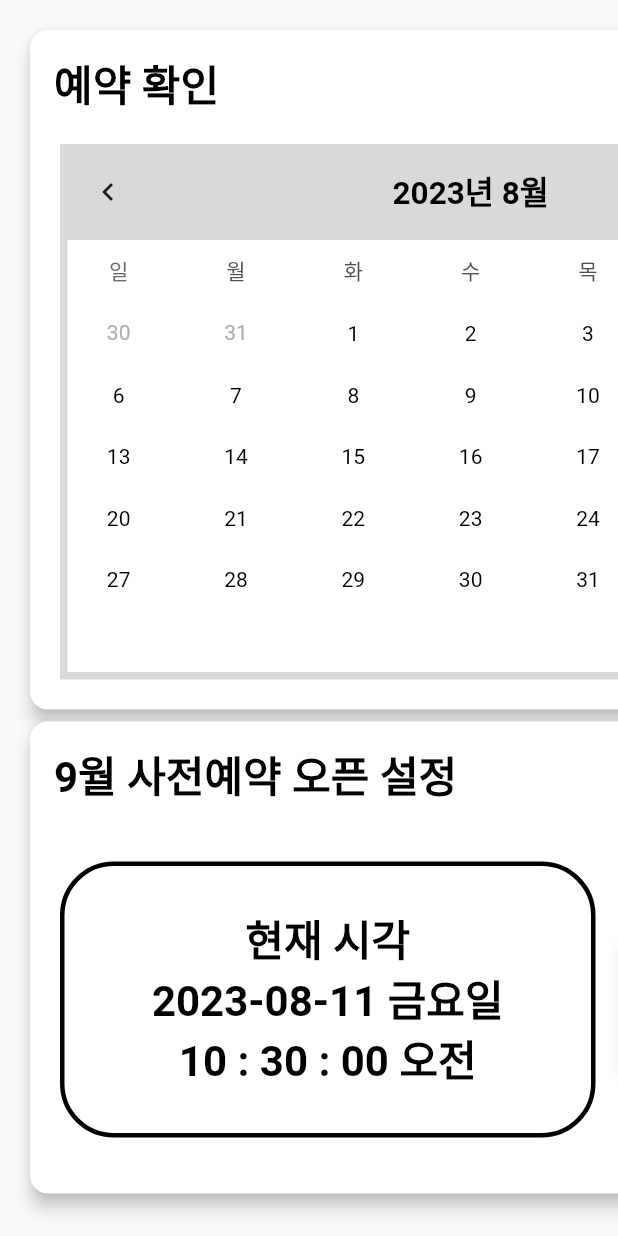
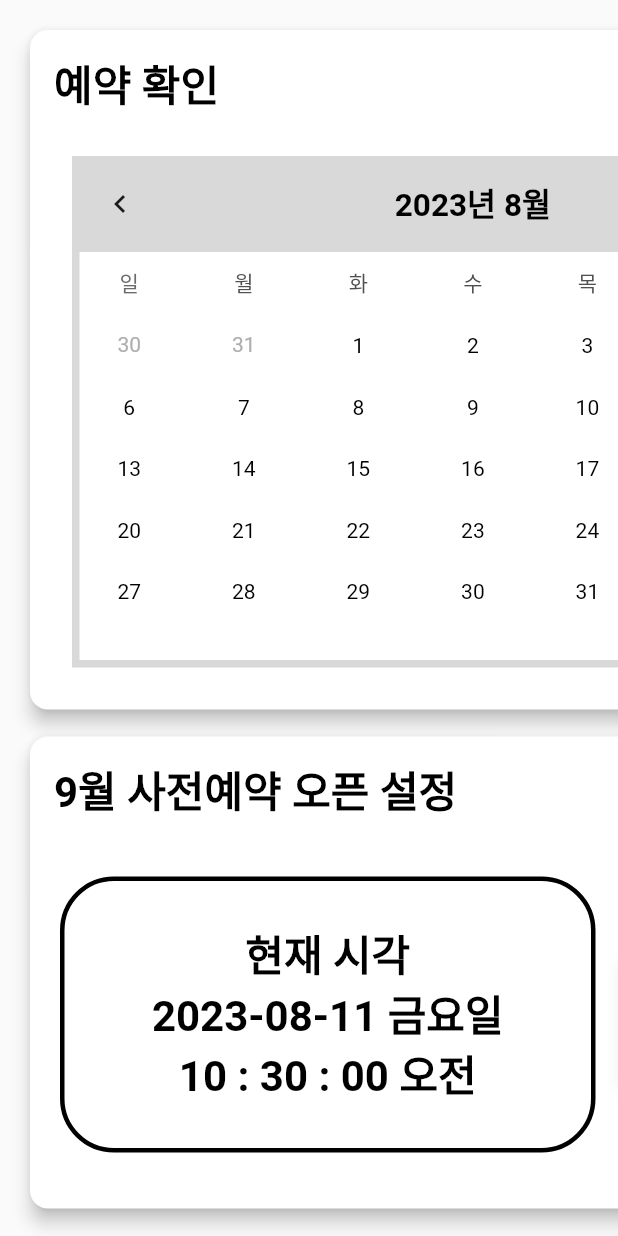
Before and after one commit to kumoh42/futsal-front, a Flutter app: the ReservationStatusScreen widget shown alone on an empty page, opened directly, on a phone screen of 412 x 824 dp. Run offline on Flutter 3.47's test engine with Material 2 defaults, Android fonts, the phone set to English and light mode, and no system bars; drawn by our look-alikes of table_calendar; our stand-ins replace dio, flutter_dotenv, flutter_riverpod, flutter_secure_storage, go_router, retrofit and 1 more; missing offline and left inert: universal_html; accounts and stored records are empty; generated files the repository leaves out were written again; network calls fail; statements that could not run were skipped.

Commit message:
[FIX] Padding 및 SizedBox 추가

```diff
--- a/flutter_front/lib/reservation_status/view/reservation_status_screen.dart
+++ b/flutter_front/lib/reservation_status/view/reservation_status_screen.dart
@@ -19,6 +19,9 @@ class ReservationStatusScreen extends StatelessWidget {
               child: ReservationStatusView(),
             ),
             SizedBox(
+              height: 10,
+            ),
+            SizedBox(
               height: kContainerHeightSize * 0.7,
               child: ReservationSettingView(),
             ),
--- a/flutter_front/lib/reservation_status/view/reservation_status_view.dart
+++ b/flutter_front/lib/reservation_status/view/reservation_status_view.dart
@@ -23,7 +23,9 @@ class ReservationStatusView extends ConsumerWidget {
           child: LayoutBuilder(builder: (context, constraints) {
             final width = constraints.maxWidth;
             final height = constraints.maxHeight;
-            return Center(
+            return Padding(
+              padding: const EdgeInsets.all(8.0),
+              child: Center(
                 child: Row(
                   children: [
                     Expanded(
@@ -40,6 +42,9 @@ class ReservationStatusView extends ConsumerWidget {
                         ),
                       ),
                     ),
+                    const SizedBox(
+                      width: 10,
+                    ),
                     Expanded(
                       child: CustomContainer(
                         height: height,
@@ -50,13 +55,16 @@ class ReservationStatusView extends ConsumerWidget {
                         boarderWidth: kBorderSideWidth * 10,
                         child: ReservationStateList(
                           state: viewmodel.statusState,
-                        reservationStatusList: viewmodel.reservationStatusList,
-                        onCancelClicked: (entity) => viewmodel.cancelReservationStatus(context, entity),
+                          reservationStatusList:
+                              viewmodel.reservationStatusList,
+                          onCancelClicked: (entity) => viewmodel
+                              .cancelReservationStatus(context, entity),
                           height: height,
                         ),
                       ),
                     ),
                   ],
+                ),
               ),
             );
           }),
```
Lines whose indentation alone changed are shown as unchanged.
